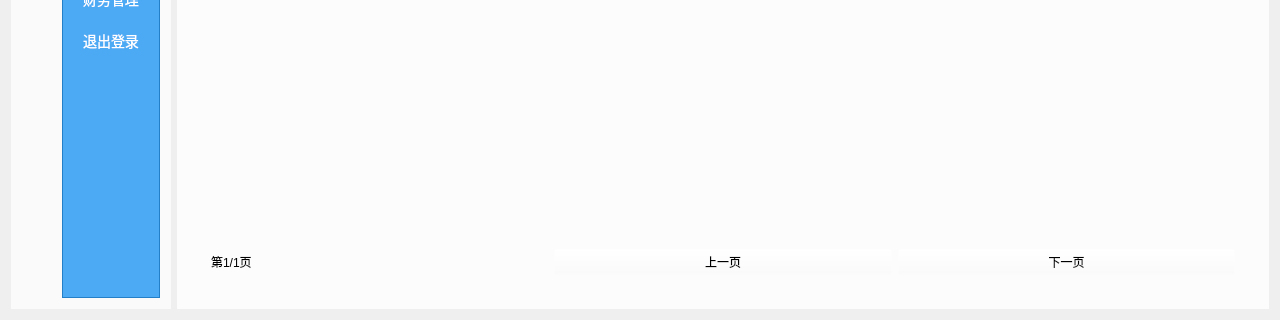
Above: ManagerWindowClass.ui from xuanyuanbuchen/LoginWindow before the change; both pictures show x 0 to 1280 and y 448 to 768 of the 1280 by 768 pixel window. Below: the same form after it.
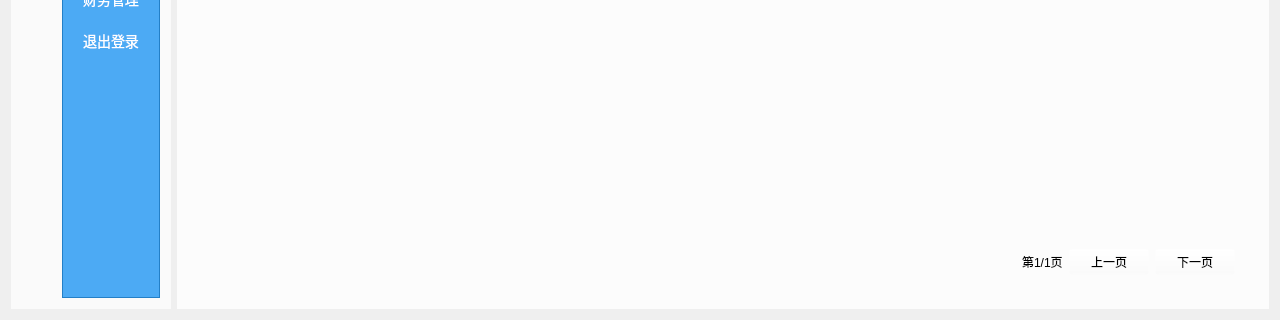
That is the form after the change. Icons and pictures are not drawn. Custom widgets are drawn as their Qt base class.

```diff
--- a/ManagerWindowClass.ui
+++ b/ManagerWindowClass.ui
@@ -307,7 +307,20 @@
             </property>
             <layout class="QHBoxLayout" name="horizontalLayout_4">
              <item>
-              <widget class="QLabel" name="productWidgetPageLabel">
+              <spacer name="horizontalSpacer_3">
+               <property name="orientation">
+                <enum>Qt::Horizontal</enum>
+               </property>
+               <property name="sizeHint" stdset="0">
+                <size>
+                 <width>40</width>
+                 <height>20</height>
+                </size>
+               </property>
+              </spacer>
+             </item>
+             <item>
+              <widget class="QLabel" name="goodsWidgetPageLabel">
                <property name="text">
                 <string>第1/1页</string>
                </property>
```
Left out of the diff: 14 changed lines with no effect on the pictures.
